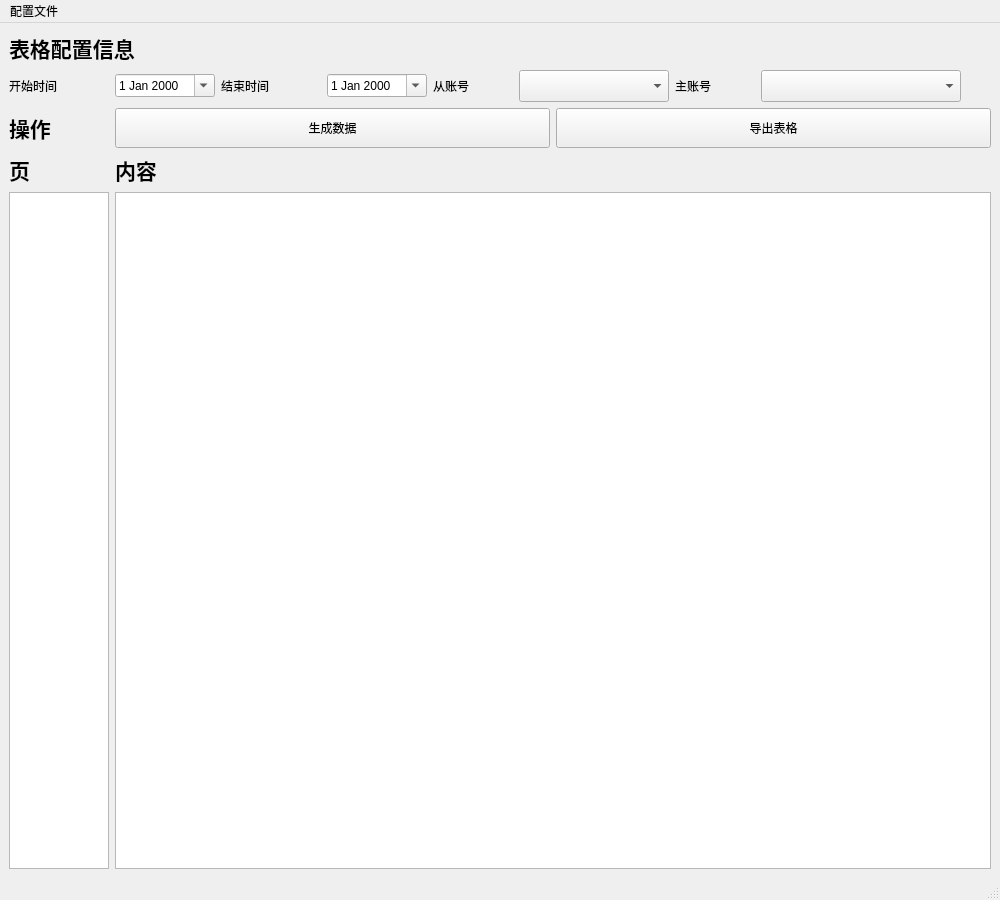
First picture: the form in skin/main.ui, repository zzy624/work_table, before the edit.
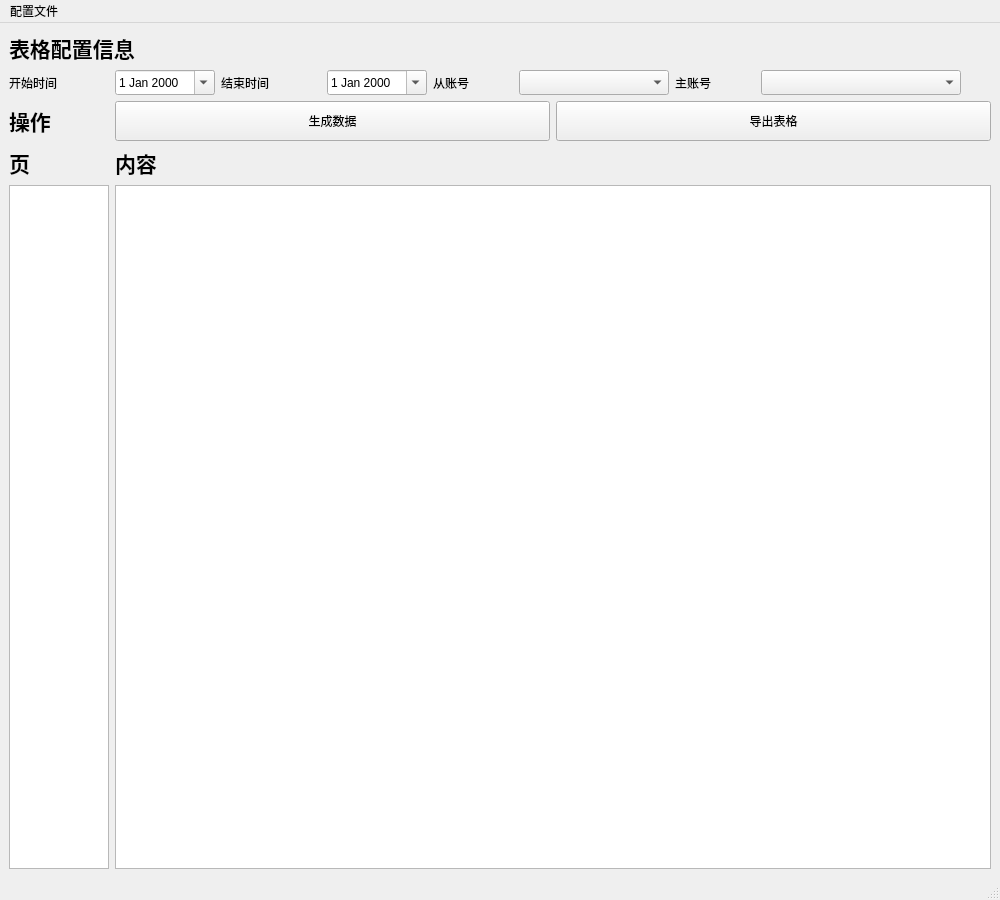
Second picture: the form after the edit.

Commit message: 修改日期转化bug

Diff of the .ui file:
```diff
--- a/skin/main.ui
+++ b/skin/main.ui
@@ -84,13 +84,13 @@
         <property name="minimumSize">
          <size>
           <width>100</width>
-          <height>0</height>
+          <height>25</height>
          </size>
         </property>
         <property name="maximumSize">
          <size>
           <width>200</width>
-          <height>16777215</height>
+          <height>25</height>
          </size>
         </property>
         <property name="calendarPopup">
@@ -122,13 +122,13 @@
         <property name="minimumSize">
          <size>
           <width>100</width>
-          <height>0</height>
+          <height>25</height>
          </size>
         </property>
         <property name="maximumSize">
          <size>
           <width>200</width>
-          <height>16777215</height>
+          <height>25</height>
          </size>
         </property>
         <property name="calendarPopup">
@@ -160,13 +160,13 @@
         <property name="minimumSize">
          <size>
           <width>150</width>
-          <height>32</height>
+          <height>25</height>
          </size>
         </property>
         <property name="maximumSize">
          <size>
           <width>200</width>
-          <height>32</height>
+          <height>25</height>
          </size>
         </property>
         <property name="placeholderText">
@@ -198,13 +198,13 @@
         <property name="minimumSize">
          <size>
           <width>200</width>
-          <height>32</height>
+          <height>25</height>
          </size>
         </property>
         <property name="maximumSize">
          <size>
           <width>345</width>
-          <height>32</height>
+          <height>25</height>
          </size>
         </property>
         <property name="placeholderText">
```
The commit also changes 2 other files.
